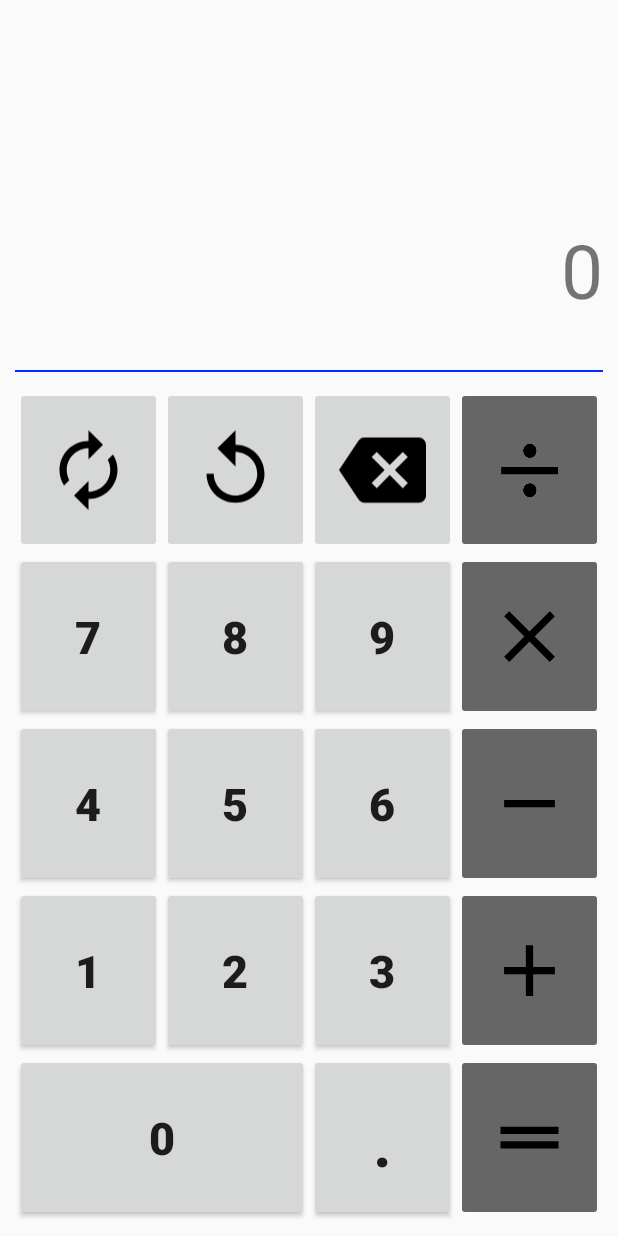
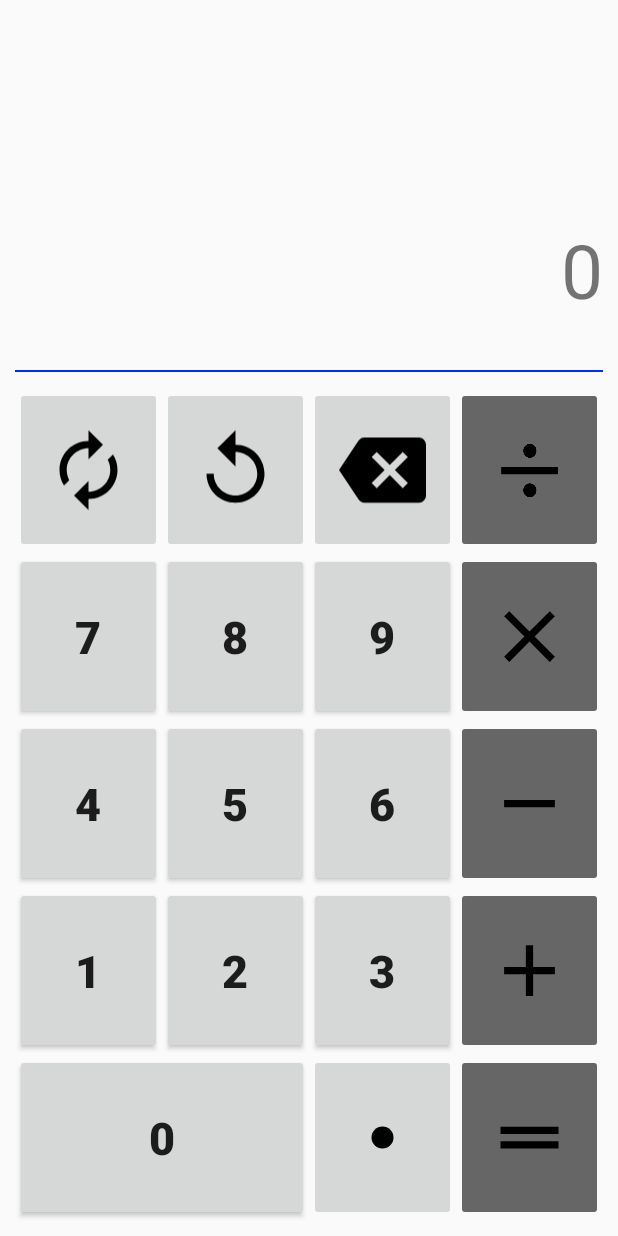
Before and after one commit to bky373/CalCulator, an Android app: the screen it shows after launch (RealNumCalculatorMainActivity), on a phone screen of 412 x 824 dp. Run offline under Robolectric (Android 15) with nearby library versions, the phone set to English and light mode, and no system bars.

Commit message:
done #3-1 in making Calculator_RealNum

```diff
--- a/calculator_realnum/src/main/java/com/example/calculator_realnum/RealNumCalculatorMainActivity.java
+++ b/calculator_realnum/src/main/java/com/example/calculator_realnum/RealNumCalculatorMainActivity.java
@@ -3,12 +3,42 @@ package com.example.calculator_realnum;
 import androidx.appcompat.app.AppCompatActivity;
 
 import android.os.Bundle;
+import android.widget.Button;
+import android.widget.ImageButton;
+import android.widget.ScrollView;
+import android.widget.TextView;
 
 public class RealNumCalculatorMainActivity extends AppCompatActivity {
+
+    ScrollView scrollView;
+    TextView resultOperatorTextView;
+    TextView resultTextView;
+
+    ImageButton allClearButton;
+    ImageButton clearEntryButton;
+    ImageButton backspaceButton;
+    ImageButton decimalButton;
+
+    Button[] numberButton = new Button[10];
+    ImageButton[] operatorButton = new ImageButton[4];
+
+
 
     @Override
     protected void onCreate(Bundle savedInstanceState) {
         super.onCreate(savedInstanceState);
         setContentView(R.layout.activity_real_num_calculator_main);
+        scrollView = findViewById(R.id.scroll_view);
+        resultOperatorTextView = findViewById(R.id.result_operator_text_view);
+        resultTextView = findViewById(R.id.result_text_view);
+
+        allClearButton = findViewById(R.id.all_clear_button);
+        clearEntryButton = findViewById(R.id.clear_entry_button);
+        backspaceButton = findViewById(R.id.backspace_button);
+        decimalButton = findViewById(R.id.decimal_button);
+
+        for (int i = 0; i < 10; i++) {
+            numberButton[i] = findViewById(R.id.num_button_0 + i);
+        }
     }
 }
--- /dev/null
+++ b/calculator_realnum/src/main/res/drawable/ic_fiber_manual_record_black_24dp.xml
@@ -0,0 +1,9 @@
+<vector xmlns:android="http://schemas.android.com/apk/res/android"
+        android:width="24dp"
+        android:height="24dp"
+        android:viewportWidth="24.0"
+        android:viewportHeight="24.0">
+    <path
+        android:pathData="M12,12m-8,0a8,8 0,1 1,16 0a8,8 0,1 1,-16 0"
+        android:fillColor="#010101"/>
+</vector>
--- a/calculator_realnum/src/main/res/layout/activity_real_num_calculator_main.xml
+++ b/calculator_realnum/src/main/res/layout/activity_real_num_calculator_main.xml
@@ -17,36 +17,36 @@
         android:weightSum="100">
 
         <ScrollView
+            android:id="@+id/scroll_view"
             android:layout_width="match_parent"
             android:layout_height="0dp"
-            android:layout_weight="50"
-            android:id="@+id/scroll_view">
+            android:layout_weight="50">
 
             <TextView
+                android:id="@+id/result_operator_text_view"
                 android:layout_width="match_parent"
                 android:layout_height="wrap_content"
                 android:gravity="right"
-                android:textSize="20sp"
-                android:id="@+id/result_operator_text_view"/>
+                android:textSize="20sp" />
         </ScrollView>
 
         <TextView
+            android:id="@+id/result_text_view"
             android:layout_width="match_parent"
             android:layout_height="0dp"
             android:layout_weight="50"
             android:gravity="center_vertical|right"
             android:text="0"
-            android:textSize="50dp"
-            android:id="@+id/result_text_view"/>
+            android:textSize="50sp" />
 
     </LinearLayout>
 
     <TextView
         android:layout_width="match_parent"
         android:layout_height="1dp"
-        android:background="#002DFF"
         android:layout_marginLeft="10dp"
-        android:layout_marginRight="10dp"/>
+        android:layout_marginRight="10dp"
+        android:background="#002DFF" />
 
 
     <LinearLayout
@@ -96,10 +96,11 @@
                 android:layout_width="0dp"
                 android:layout_height="match_parent"
                 android:layout_weight="25"
+                android:backgroundTint="#666666"
                 android:padding="20dp"
                 android:scaleType="fitCenter"
                 android:src="@drawable/division"
-                android:backgroundTint="#666666"/>
+                android:tag="/" />
         </LinearLayout>
 
         <LinearLayout
@@ -147,10 +148,11 @@
                 android:layout_width="0dp"
                 android:layout_height="match_parent"
                 android:layout_weight="25"
+                android:backgroundTint="#666666"
                 android:padding="20dp"
                 android:scaleType="fitCenter"
                 android:src="@drawable/ic_close_black_24dp"
-                android:backgroundTint="#666666"/>
+                android:tag="*" />
         </LinearLayout>
 
         <LinearLayout
@@ -201,7 +203,8 @@
                 android:backgroundTint="#666666"
                 android:padding="20dp"
                 android:scaleType="fitCenter"
-                android:src="@drawable/ic_remove_black_24dp" />
+                android:src="@drawable/ic_remove_black_24dp"
+                android:tag="-" />
         </LinearLayout>
 
         <LinearLayout
@@ -249,10 +252,11 @@
                 android:layout_width="0dp"
                 android:layout_height="match_parent"
                 android:layout_weight="25"
+                android:backgroundTint="#666666"
                 android:padding="20dp"
                 android:scaleType="fitCenter"
                 android:src="@drawable/ic_add_black_24dp"
-                android:backgroundTint="#666666"/>
+                android:tag="+" />
         </LinearLayout>
 
         <LinearLayout
@@ -273,15 +277,15 @@
                 android:textSize="30sp"
                 android:textStyle="bold" />
 
-            <Button
+            <ImageButton
                 android:id="@+id/decimal_button"
                 android:layout_width="0dp"
                 android:layout_height="match_parent"
                 android:layout_weight="25"
-                android:gravity="center"
-                android:tag="."
-                android:text="."
-                android:textSize="50sp" />
+                android:padding="38dp"
+                android:scaleType="fitCenter"
+                android:src="@drawable/ic_fiber_manual_record_black_24dp"
+                android:tag="." />
 
 
             <ImageButton
@@ -289,10 +293,11 @@
                 android:layout_width="0dp"
                 android:layout_height="match_parent"
                 android:layout_weight="25"
+                android:backgroundTint="#666666"
                 android:padding="20dp"
                 android:scaleType="fitCenter"
                 android:src="@drawable/ic_drag_handle_black_24dp"
-                android:backgroundTint="#666666"/>
+                android:tag="=" />
         </LinearLayout>
 
 
```
